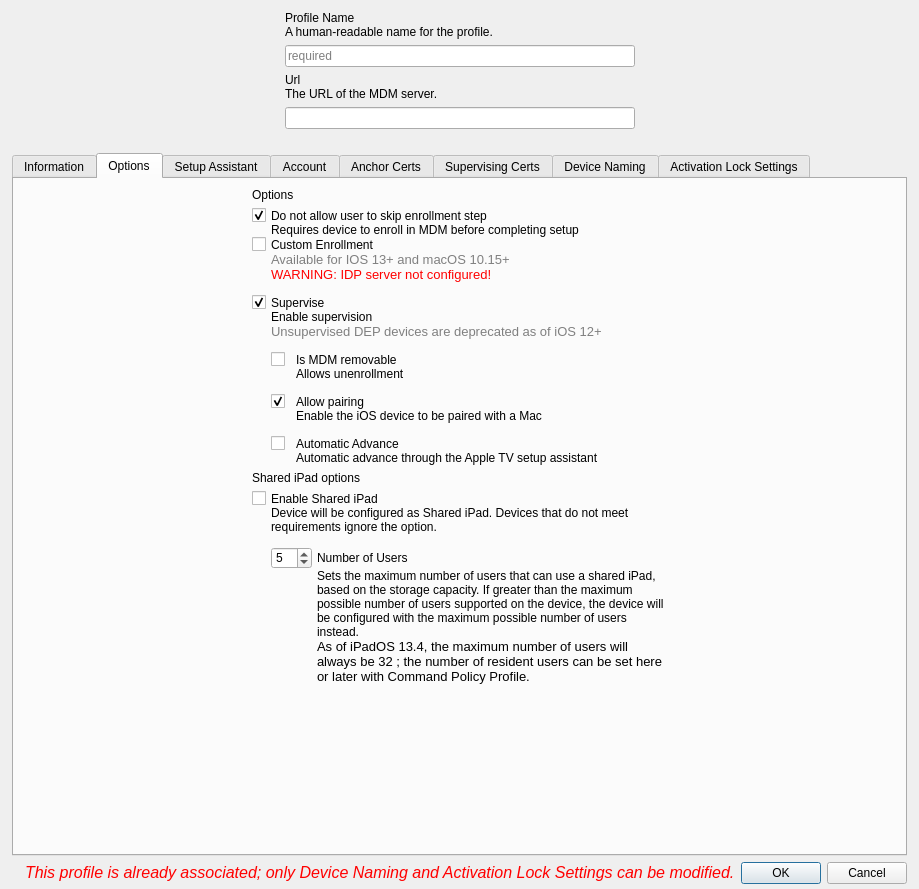
fw-dev/translations, file FWAdminLib/dep/DepProfileDlg.ui: the form before one commit.
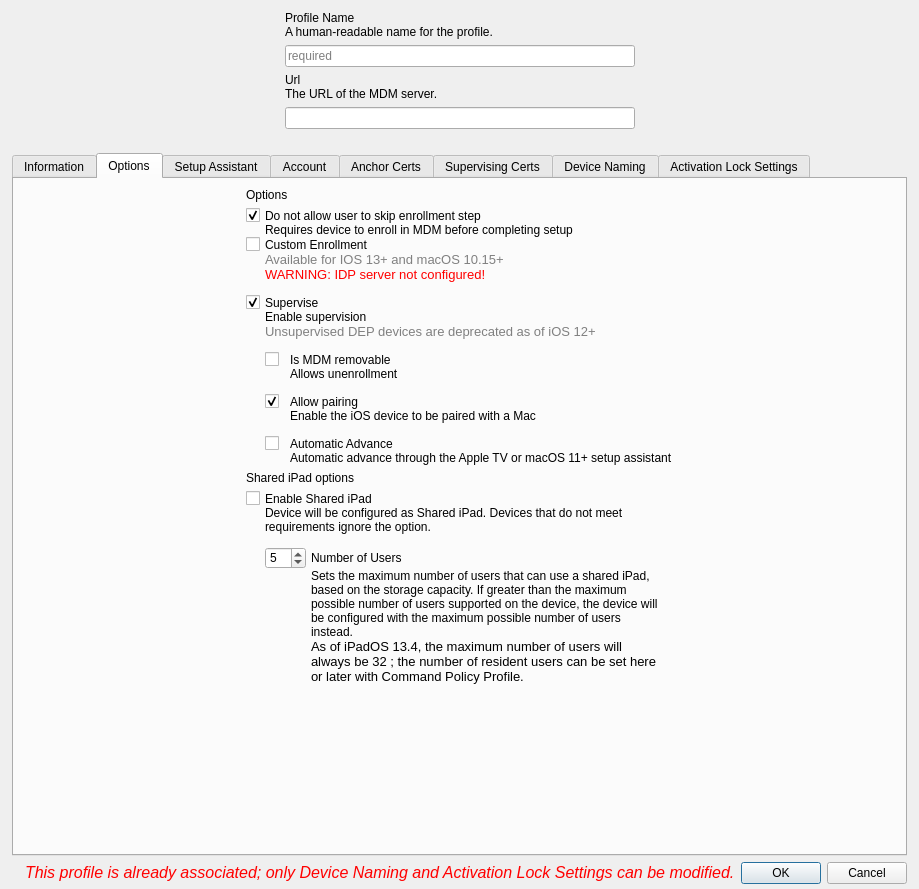
The form after the commit. The open tabs and pages were chosen to show the change. Icons and pictures are not drawn. Custom widgets are drawn as their Qt base class.

```diff
--- a/FWAdminLib/dep/DepProfileDlg.ui
+++ b/FWAdminLib/dep/DepProfileDlg.ui
@@ -916,7 +916,7 @@
               <item row="17" column="2">
                <widget class="QLabel" name="lTipAutomaticAdvance">
                 <property name="text">
-                 <string>Automatic advance through the Apple TV setup assistant</string>
+                 <string>Automatic advance through the Apple TV or macOS 11+ setup assistant</string>
                 </property>
                </widget>
               </item>
```
Left out of the diff: 2 changed lines with no effect on the pictures.
